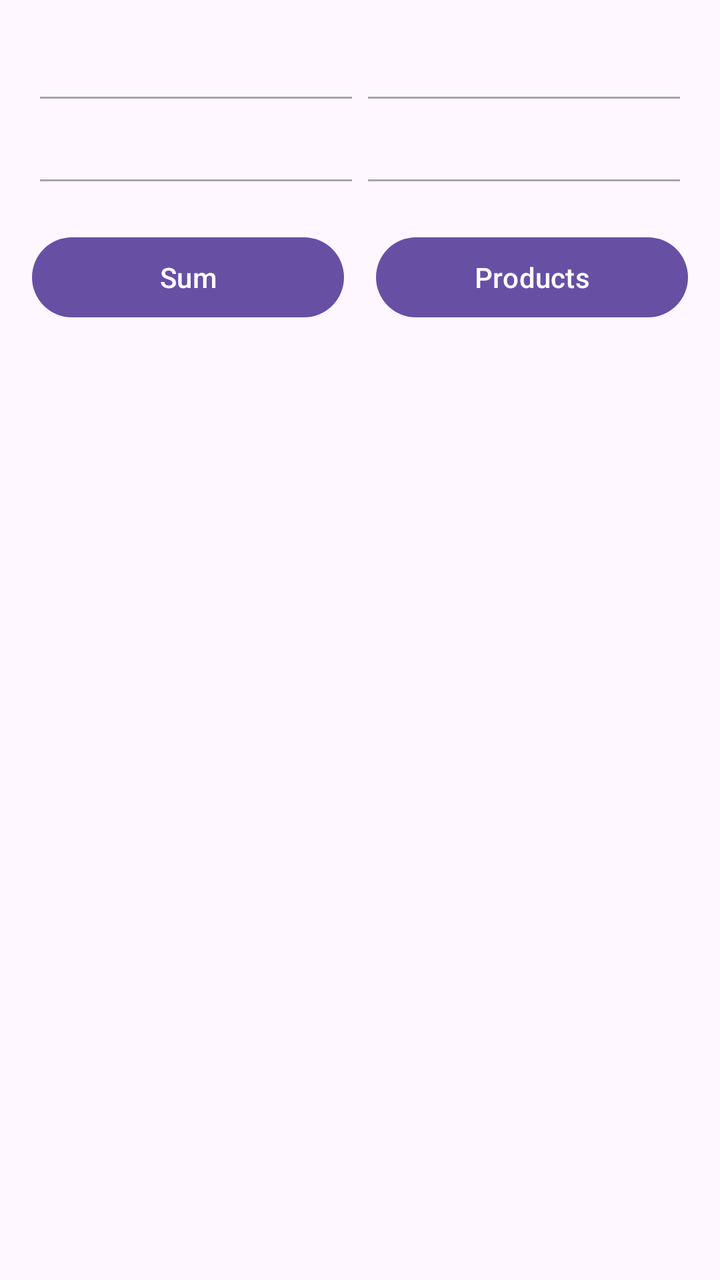
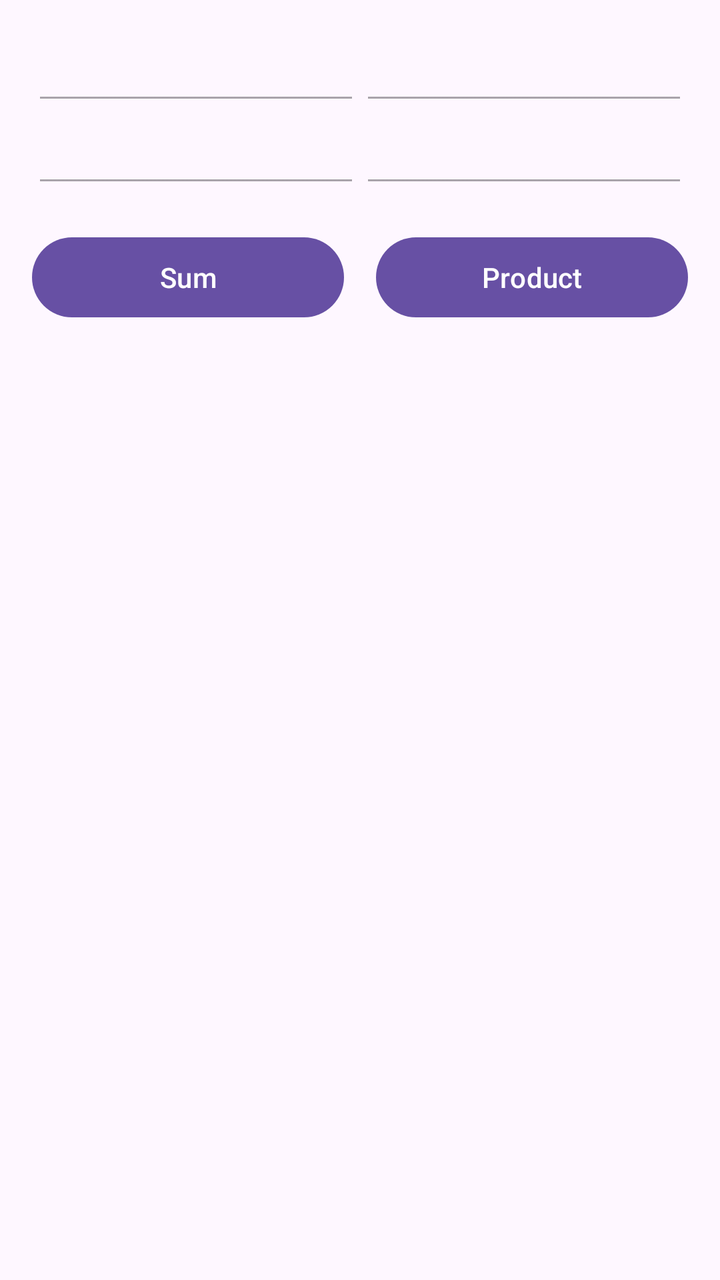

An Android layout rendered at two revisions. The XML below is the earlier revision; the diff shows what the commit changed to produce the second picture.
<!-- AndroidManifest.xml: application theme Theme.PracticalTest01Var07 -->
<!-- res/layout/activity_practical_test01_var07_secondary.xml -->
<?xml version="1.0" encoding="utf-8"?>
<LinearLayout xmlns:android="http://schemas.android.com/apk/res/android"
    xmlns:tools="http://schemas.android.com/tools"
    android:id="@+id/secondary_main"
    android:layout_width="match_parent"
    android:layout_height="match_parent"
    android:orientation="vertical"
    android:padding="16dp"
    tools:context=".PracticalTest01Var07SecondaryActivity">

    <TableLayout
        android:id="@+id/tableLayoutSecondary"
        android:layout_width="match_parent"
        android:layout_height="wrap_content"
        android:stretchColumns="0,1"
        android:layout_marginBottom="16dp">

        <TableRow
            android:layout_width="match_parent"
            android:layout_height="wrap_content">

            <EditText
                android:id="@+id/editTextSecondary1"
                android:layout_width="0dp"
                android:layout_height="wrap_content"
                android:layout_weight="1"
                android:enabled="false"
                android:gravity="center" />

            <EditText
                android:id="@+id/editTextSecondary2"
                android:layout_width="0dp"
                android:layout_height="wrap_content"
                android:layout_weight="1"
                android:enabled="false"
                android:gravity="center" />
        </TableRow>

        <TableRow
            android:layout_width="match_parent"
            android:layout_height="wrap_content">

            <EditText
                android:id="@+id/editTextSecondary3"
                android:layout_width="0dp"
                android:layout_height="wrap_content"
                android:layout_weight="1"
                android:enabled="false"
                android:gravity="center" />

            <EditText
                android:id="@+id/editTextSecondary4"
                android:layout_width="0dp"
                android:layout_height="wrap_content"
                android:layout_weight="1"
                android:enabled="false"
                android:gravity="center" />
        </TableRow>
    </TableLayout>

    <LinearLayout
        android:layout_width="match_parent"
        android:layout_height="wrap_content"
        android:orientation="horizontal">

        <Button
            android:id="@+id/buttonSum"
            android:layout_width="0dp"
            android:layout_height="wrap_content"
            android:layout_weight="1"
            android:layout_marginEnd="8dp"
            android:text="Sum" />

        <Button
            android:id="@+id/buttonProduct"
            android:layout_width="0dp"
            android:layout_height="wrap_content"
            android:layout_weight="1"
            android:layout_marginStart="8dp"
            android:text="Products" />
    </LinearLayout>

</LinearLayout>
<!-- resources referenced by this layout -->
<resources>
  <style name="Theme.PracticalTest01Var07" parent="Base.Theme.PracticalTest01Var07" />
  <style name="Base.Theme.PracticalTest01Var07" parent="Theme.Material3.DayNight.NoActionBar">
          
          
      </style>
</resources>

<!-- the commit's change to res/layout/activity_practical_test01_var07_secondary.xml (unified diff, before → after) -->
@@ -77,7 +77,7 @@
             android:layout_height="wrap_content"
             android:layout_weight="1"
             android:layout_marginStart="8dp"
-            android:text="Products" />
+            android:text="Product" />
     </LinearLayout>
 
 </LinearLayout>
